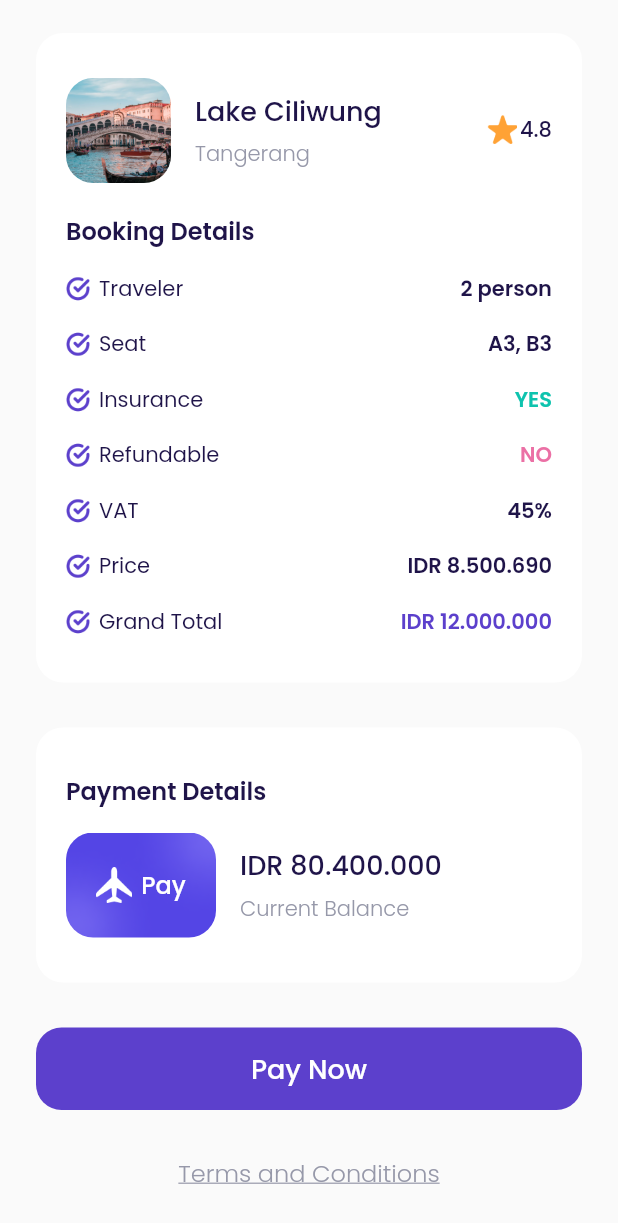
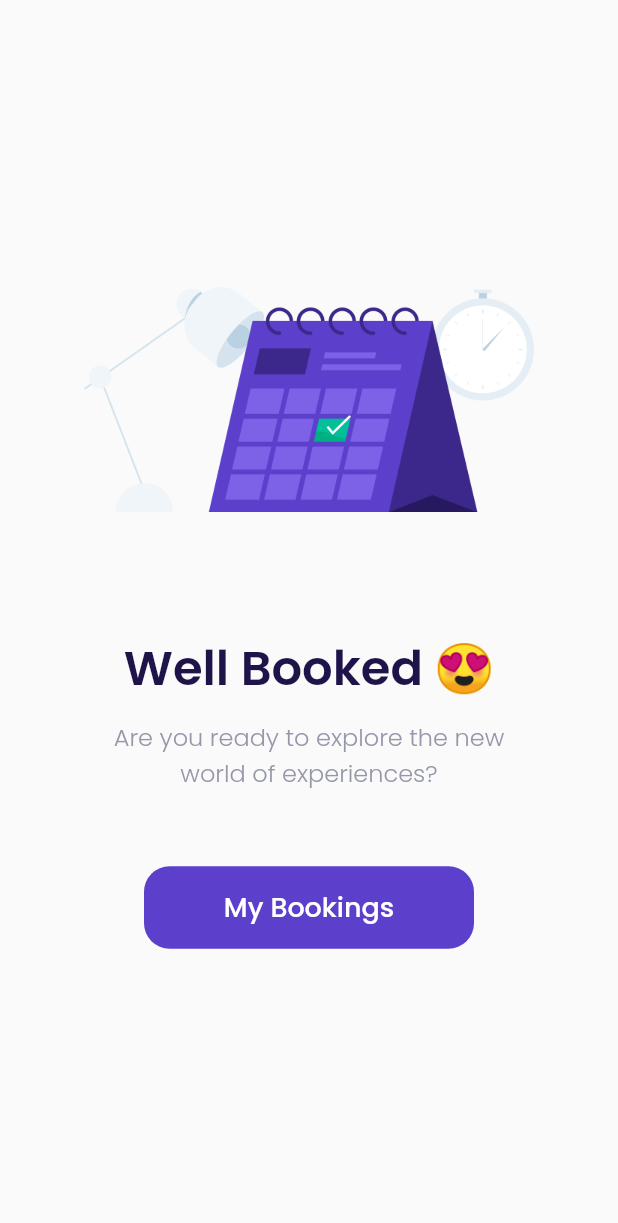
Before and after one commit to marchella2/airplane_apps, a Flutter app: the CheckoutPage screen opened directly, scrolled down 190 dp, after a tap on "Pay Now", on a phone screen of 412 x 824 dp. Shown: the top 1223 px of the screen. Run offline on Flutter 3.47's test engine with Material 2 defaults, Android fonts, the phone set to English and light mode, and no system bars; our stand-ins replace google_fonts.

Commit message:
slicing success checkout page

```diff
--- a/lib/ui/pages/checkout_page.dart
+++ b/lib/ui/pages/checkout_page.dart
@@ -1,4 +1,5 @@
 import 'package:airplane_apps/shared/theme.dart';
+import 'package:airplane_apps/ui/pages/success_checkout_page.dart';
 import 'package:airplane_apps/ui/widgets/booking_details_item.dart';
 import 'package:airplane_apps/ui/widgets/custom_button.dart';
 import 'package:flutter/material.dart';
@@ -305,7 +306,14 @@
     Widget payNowButton(){
       return CustomButton(
         title: 'Pay Now',
-        onPressed: (){},
+        onPressed: (){
+          Navigator.push(
+            context,
+            MaterialPageRoute(
+              builder: (context) => SuccessCheckoutPage(),
+            ),
+          );
+        },
         margin: EdgeInsets.only(top: 30),
       );
     }
--- /dev/null
+++ b/lib/ui/pages/success_checkout_page.dart
@@ -0,0 +1,61 @@
+import 'package:airplane_apps/shared/theme.dart';
+import 'package:airplane_apps/ui/widgets/custom_button.dart';
+import 'package:flutter/material.dart';
+
+class SuccessCheckoutPage extends StatelessWidget {
+  const SuccessCheckoutPage({Key? key}) : super(key: key);
+
+  @override
+  Widget build(BuildContext context) {
+    return Scaffold(
+      backgroundColor: kBackgroundColor,
+      body: Center(
+        child: Column(
+          mainAxisAlignment: MainAxisAlignment.center,
+          children: [
+            Container(
+              width: 300,
+              height: 150,
+              margin: EdgeInsets.only(bottom: 80),
+              decoration: BoxDecoration(
+                image: DecorationImage(
+                  image: AssetImage(
+                    'assets/images/image_success.png'
+                  ),
+                ),
+              ),
+            ),
+            Text(
+              'Well Booked 😍',
+              style: blackTextStyle.copyWith(
+                fontSize: 32,
+                fontWeight: semiBold,
+              ),
+            ),
+            SizedBox(
+              height: 10,
+            ),
+            Text(
+              'Are you ready to explore the new\nworld of experiences?',
+              style: greyTextStyle.copyWith(
+                fontSize: 16,
+                fontWeight: light,
+              ),
+              textAlign: TextAlign.center,
+            ),
+            CustomButton(
+              title: 'My Bookings',
+              onPressed: (){
+                Navigator.pushNamedAndRemoveUntil(
+                  context, '/main', (route) => false
+                );
+              },
+              width: 220,
+              margin: EdgeInsets.only(top: 50),
+            ),
+          ],
+        ),
+      ),
+    );
+  }
+}
```
